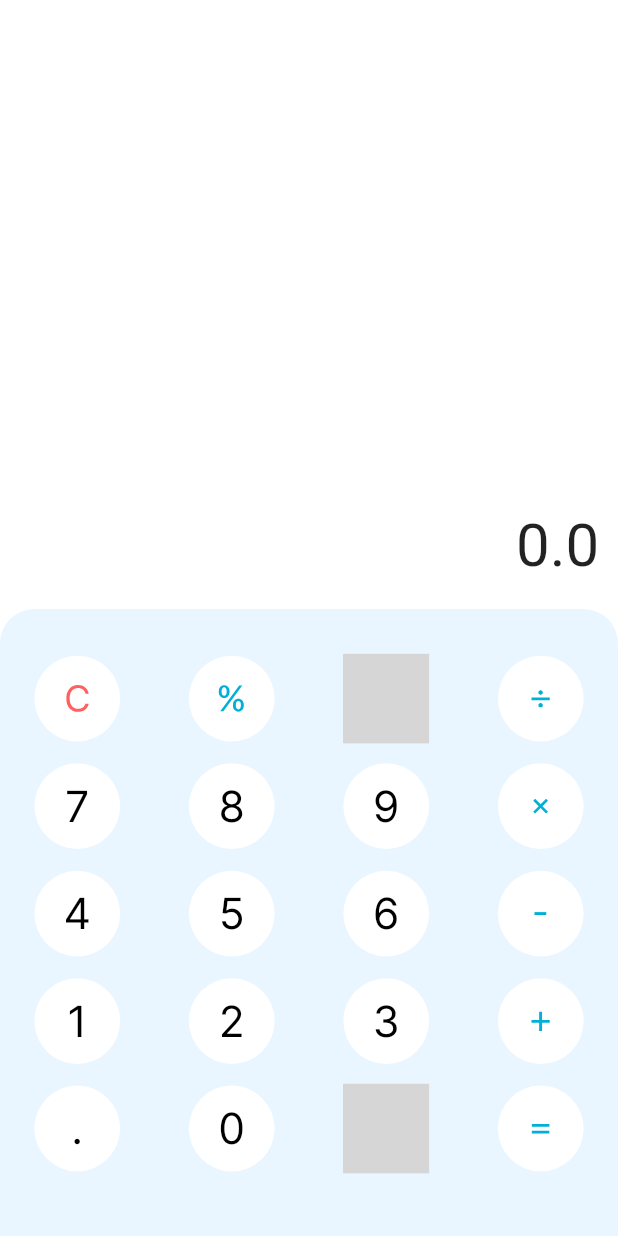
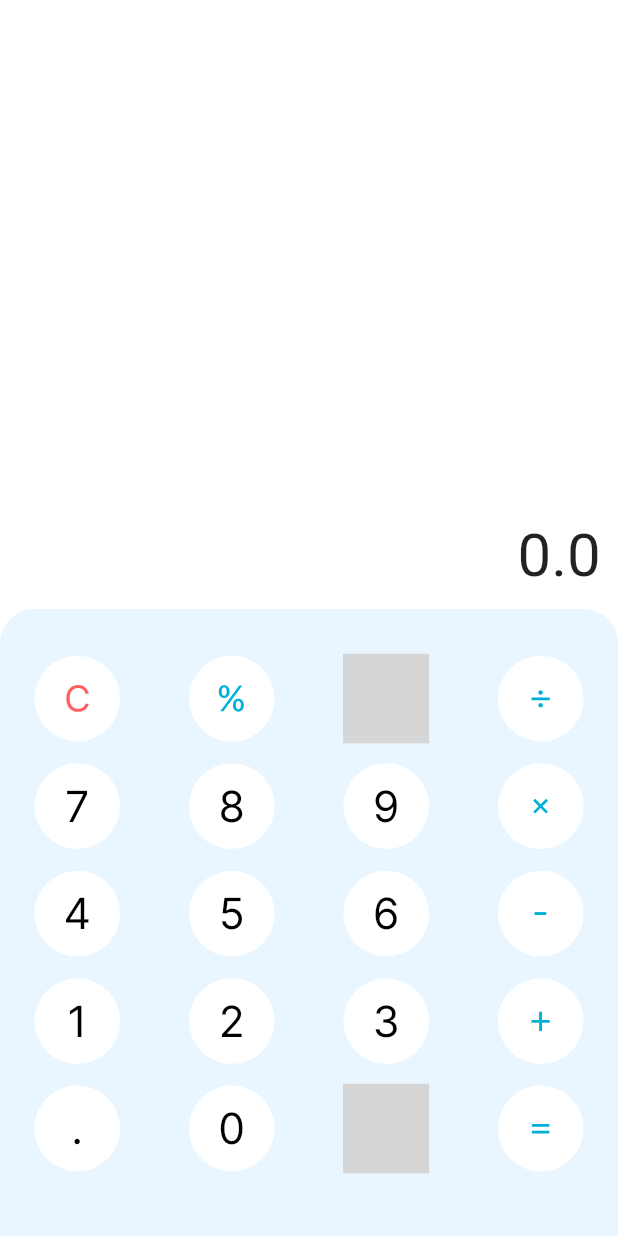
Before and after one commit to Yorq1nnur/najot_talim_nt, a Flutter app: the screen it shows after launch, after a tap on an icon or button, on a phone screen of 412 x 824 dp. Run offline on Flutter 3.47's test engine with Material 3 defaults, Android fonts, the phone set to English and light mode, and no system bars; drawn by our look-alikes of zoom_tap_animation; our stand-ins replace flutter_screenutil, flutter_svg, shared_preferences; grey boxes are pictures that could not be loaded.

```diff
--- a/lib/screens/global_screen/widgets/button_items.dart
+++ b/lib/screens/global_screen/widgets/button_items.dart
@@ -32,8 +32,6 @@ class ButtonItems extends StatelessWidget {
         child: Center(
           child: SvgPicture.asset(
             imageUrl,
-            // width: 20.w,
-            // height: 35.h,
           ),
         ),
       ),
--- a/lib/screens/global_screen/widgets/result_item.dart
+++ b/lib/screens/global_screen/widgets/result_item.dart
@@ -9,21 +9,14 @@ class ResultItem extends StatelessWidget {
   @override
   Widget build(BuildContext context) {
     return Consumer<CalculatorViewModel>(
-      builder: (context, calculatorViewModel, _) {
-        return Container(
-          width: 350.w,
-          decoration: BoxDecoration(
-            color: Colors.white,
-            border: Border.all(
-              color: Colors.transparent,
-            ),
-          ),
+      builder: (
+        context,
+        calculatorViewModel,
+        _,
+      ) {
+        return Padding(
           padding: EdgeInsets.symmetric(
-            horizontal: 5.w,
-            vertical: 5.h,
-          ),
-          margin: EdgeInsets.symmetric(
-            horizontal: 5.w,
+            horizontal: 10.w,
           ),
           child: Text(
             calculatorViewModel.displayValue,
```
